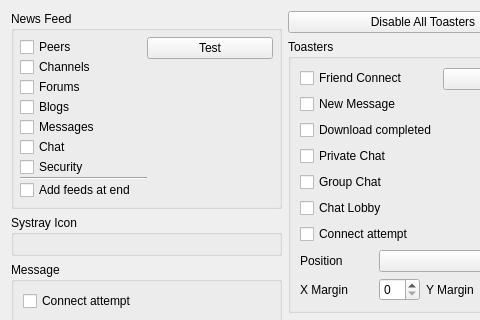
Qt form retroshare-gui/src/gui/settings/NotifyPage.ui (RetroShare/RetroShare) before a commit; both pictures show x 0 to 480 and y 0 to 320 of the 569 by 512 pixel window.
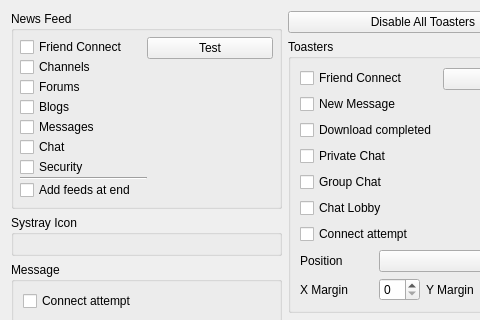
The same form after that commit.

Commit message: corrected naming

```diff
--- a/retroshare-gui/src/gui/settings/NotifyPage.ui
+++ b/retroshare-gui/src/gui/settings/NotifyPage.ui
@@ -30,7 +30,7 @@
           <item>
            <widget class="QCheckBox" name="notify_Peers">
             <property name="text">
-             <string>Peers</string>
+             <string>Friend Connect</string>
             </property>
            </widget>
           </item>
```
